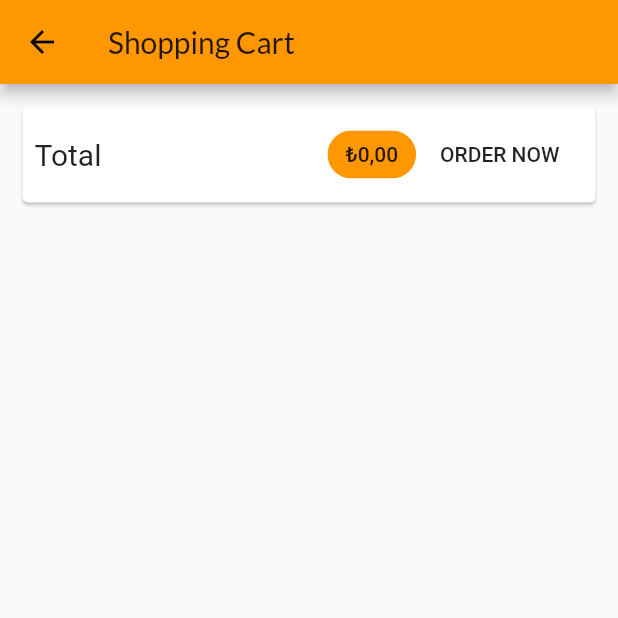
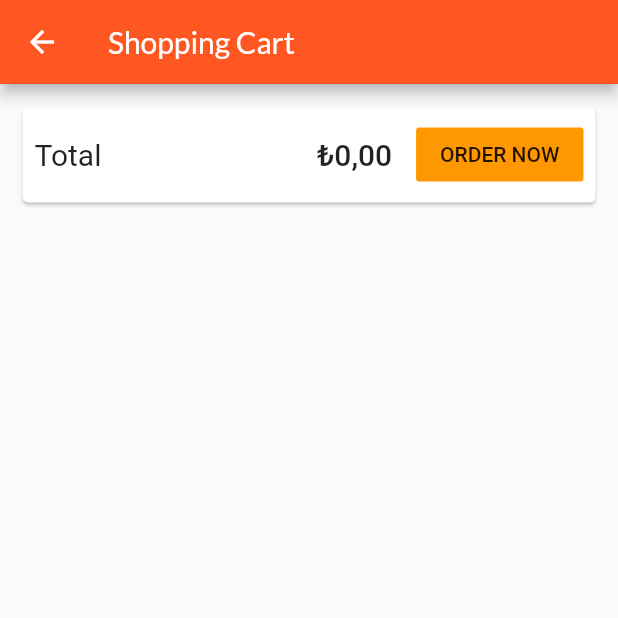
Before and after one commit to onur-yildiz/flutter-shop-app, a Flutter app: the CartScreen screen opened by its route, after a tap on "ORDER NOW", on a phone screen of 412 x 824 dp, the top half of it. Run offline on Flutter 3.47's test engine with Material 2 defaults, Android fonts, the phone set to English and light mode, and no system bars; network calls fail.

Commit message:
orders screen integration

```diff
--- a/lib/providers/cart.dart
+++ b/lib/providers/cart.dart
@@ -69,4 +69,9 @@ class Cart with ChangeNotifier {
     _items.remove(productId);
     notifyListeners();
   }
+
+  void clear() {
+    _items = {};
+    notifyListeners();
+  }
 }
--- /dev/null
+++ b/lib/providers/orders.dart
@@ -0,0 +1,41 @@
+import 'package:flutter/foundation.dart';
+
+import 'package:flutter_shop_app/providers/cart.dart';
+
+class OrderItem {
+  final String id;
+  final double price;
+  final List<CartItem> products;
+  final DateTime dateTime;
+
+  OrderItem({
+    @required this.id,
+    @required this.price,
+    @required this.products,
+    @required this.dateTime,
+  });
+}
+
+class Orders with ChangeNotifier {
+  List<OrderItem> _orders = [];
+
+  List<OrderItem> get orders {
+    return [..._orders];
+  }
+
+  void addOrder(List<CartItem> cartProducts, double total) {
+    if (cartProducts.isEmpty) {
+      return;
+    }
+    _orders.insert(
+      0,
+      OrderItem(
+        id: DateTime.now().toString(),
+        price: total,
+        dateTime: DateTime.now(),
+        products: cartProducts,
+      ),
+    );
+    notifyListeners();
+  }
+}
--- a/lib/screens/cart_screen.dart
+++ b/lib/screens/cart_screen.dart
@@ -4,6 +4,7 @@ import 'package:provider/provider.dart';
 
 import 'package:flutter_shop_app/providers/cart.dart' show Cart;
 import 'package:flutter_shop_app/widgets/cart_item.dart';
+import 'package:flutter_shop_app/providers/orders.dart';
 
 class CartScreen extends StatelessWidget {
   static const routeName = '/cart';
@@ -28,18 +29,24 @@ class CartScreen extends StatelessWidget {
                     style: TextStyle(fontSize: 20),
                   ),
                   Spacer(),
-                  Chip(
-                    label: Text(
+                  Padding(
+                    padding: const EdgeInsets.symmetric(horizontal: 16.0),
+                    child: Text(
                       NumberFormat.simpleCurrency(locale: 'tr')
                           .format(cart.totalPrice),
-                      style: TextStyle(
-                        color: Theme.of(context).textTheme.headline6.color,
-                      ),
+                      style: Theme.of(context).textTheme.headline6,
                     ),
-                    backgroundColor: Theme.of(context).primaryColor,
                   ),
                   FlatButton(
-                    onPressed: () {},
+                    splashColor: Theme.of(context).primaryColor.withOpacity(.5),
+                    color: Theme.of(context).accentColor,
+                    onPressed: () {
+                      Provider.of<Orders>(context, listen: false).addOrder(
+                        cart.items.values.toList(),
+                        cart.totalPrice,
+                      );
+                      cart.clear();
+                    },
                     child: Text('ORDER NOW'),
                   ),
                 ],
--- a/lib/screens/products_overview_screen.dart
+++ b/lib/screens/products_overview_screen.dart
@@ -1,6 +1,7 @@
 import 'package:flutter/material.dart';
 import 'package:provider/provider.dart';
 
+import 'package:flutter_shop_app/widgets/app_drawer.dart';
 import 'package:flutter_shop_app/providers/cart.dart';
 import 'package:flutter_shop_app/screens/cart_screen.dart';
 import 'package:flutter_shop_app/widgets/badge.dart';
@@ -65,6 +66,7 @@ class _ProductsOverviewScreenState extends State<ProductsOverviewScreen> {
           )
         ],
       ),
+      drawer: AppDrawer(),
       body: ProductsGrid(showFavorites: _showOnlyFavorites),
     );
   }
--- a/lib/widgets/product_item.dart
+++ b/lib/widgets/product_item.dart
@@ -31,7 +31,7 @@ class ProductItem extends StatelessWidget {
                   .bold), // TODO: this also changes its color, resarch for a way to just change its weight
         ),
       ),
-      backgroundColor: Theme.of(context).primaryColor,
+      backgroundColor: Theme.of(context).accentColor,
     );
     // return Container(
     //   padding: const EdgeInsets.all(5),
@@ -77,7 +77,7 @@ class ProductItem extends StatelessWidget {
                 product.isFavorite ? Icons.favorite : Icons.favorite_border,
               ),
               onPressed: product.toggleFavoriteStatus,
-              color: Theme.of(context).accentColor,
+              color: Theme.of(context).errorColor,
             ),
           ),
         ),
@@ -100,7 +100,7 @@ class ProductItem extends StatelessWidget {
                 product.imageUrl,
               );
             },
-            color: Theme.of(context).accentColor,
+            color: Theme.of(context).primaryColor,
           ),
         ),
       ),
--- a/lib/widgets/products_grid.dart
+++ b/lib/widgets/products_grid.dart
@@ -20,7 +20,7 @@ class ProductsGrid extends StatelessWidget {
       itemCount: products.length,
       gridDelegate: SliverGridDelegateWithFixedCrossAxisCount(
         crossAxisCount: 2,
-        childAspectRatio: 6 / 5,
+        childAspectRatio: 6 / 7,
         crossAxisSpacing: 10,
         mainAxisSpacing: 10,
       ),
```
Also changed, not shown: lib/main.dart (+8 -2 lines), lib/screens/orders_screen.dart (added, +27 -0 lines), lib/screens/product_detail_screen.dart (+38 -0 lines), lib/widgets/app_drawer.dart (added, +34 -0 lines), lib/widgets/order_item.dart (added, +84 -0 lines).
